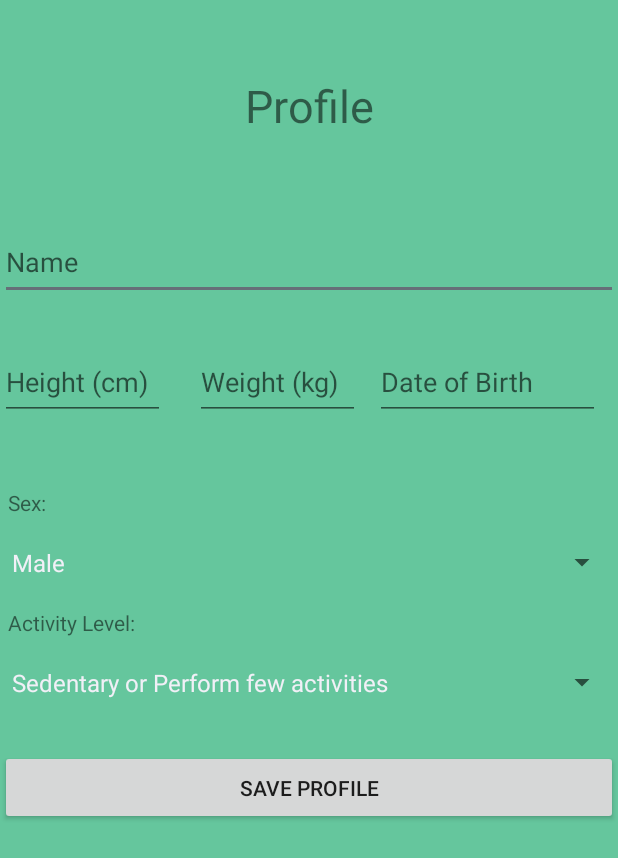
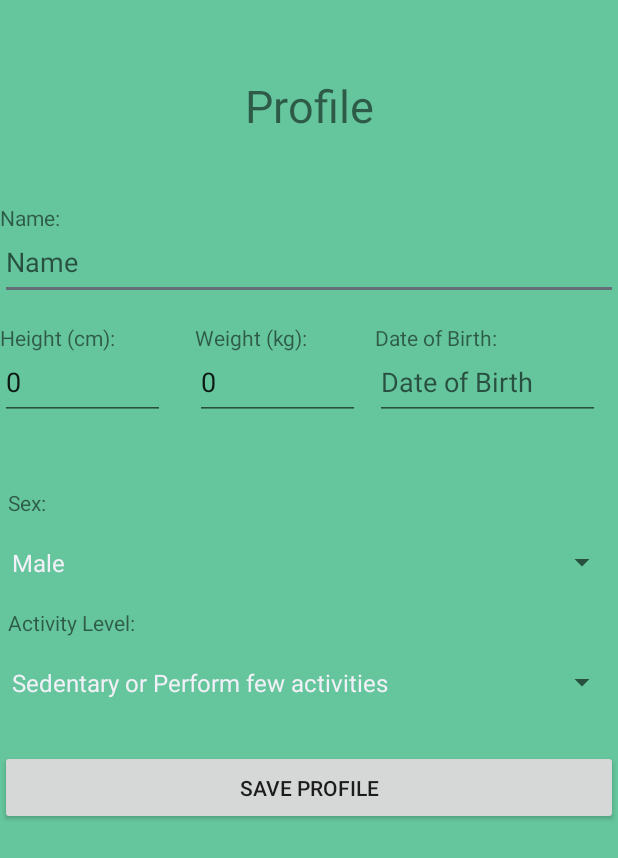
Before and after one commit to brunocaregnato/app-nutrition-basics, an Android app: the fragment Profile placed in its activity, in the side drawer, after a tap on "Profile", on a phone screen of 412 x 824 dp. Shown: the top 858 px of the screen. Run offline under Robolectric (Android 15) with nearby library versions, the phone set to English and light mode, and no system bars; 2 statements that could not run were skipped.

Commit message:
profile working

```diff
--- a/NutritionBasics/app/src/main/java/com/example/nutritionbasics/activities/fragments/Profile.java
+++ b/NutritionBasics/app/src/main/java/com/example/nutritionbasics/activities/fragments/Profile.java
@@ -1,10 +1,10 @@
 package com.example.nutritionbasics.activities.fragments;
 
 import android.app.DatePickerDialog;
-import android.content.Intent;
 import android.os.Bundle;
 import android.text.InputType;
 import android.view.LayoutInflater;
+import android.view.MenuItem;
 import android.view.View;
 import android.view.ViewGroup;
 import android.widget.AdapterView;
@@ -14,25 +14,21 @@ import android.widget.DatePicker;
 import android.widget.EditText;
 import android.widget.Spinner;
 import android.widget.Toast;
-
+import androidx.annotation.NonNull;
 import androidx.annotation.Nullable;
-import androidx.appcompat.widget.AppCompatSpinner;
 import androidx.fragment.app.Fragment;
-
 import com.example.nutritionbasics.R;
-import com.example.nutritionbasics.activities.MainActivity;
 import com.example.nutritionbasics.banco.BDuser;
 import com.example.nutritionbasics.model.User;
-
-import java.text.ParseException;
-import java.text.SimpleDateFormat;
+import com.google.android.material.navigation.NavigationView;
 import java.util.Calendar;
 
-public class Profile extends Fragment implements AdapterView.OnItemSelectedListener {
+public class Profile extends Fragment implements AdapterView.OnItemSelectedListener, NavigationView.OnNavigationItemSelectedListener {
 
     private EditText birthday;
     private DatePickerDialog picker;
     private BDuser bd;
+    private User user;
 
     @Nullable
     @Override
@@ -52,7 +48,7 @@ public class Profile extends Fragment implements AdapterView.OnItemSelectedListe
         spinnerActivity.setAdapter(adapter);
         spinnerActivity.setOnItemSelectedListener(this);
 
-        User user = bd.getUser(0);
+        user = bd.getUser();
 
         final EditText name = (EditText) view.findViewById(R.id.name);
         final EditText weight = (EditText) view.findViewById(R.id.weight);
@@ -65,6 +61,7 @@ public class Profile extends Fragment implements AdapterView.OnItemSelectedListe
             name.setText(user.getName());
             weight.setText(String.valueOf(user.getWeight()));
             height.setText(String.valueOf(user.getHeight()));
+            userBirthday.setText(user.getBirthday());
             sex.setSelection(user.getSex());
             activitylevel.setSelection(user.getActivityLevel());
         }
@@ -98,14 +95,17 @@ public class Profile extends Fragment implements AdapterView.OnItemSelectedListe
                 userProfile.setWeight(Integer.parseInt(weight.getText().toString()));
                 userProfile.setHeight(Integer.parseInt(height.getText().toString()));
                 userProfile.setBirthday(userBirthday.getText().toString());
-                userProfile.setSex(sex.getSelectedItem().toString().toUpperCase().equals("MALE") ? 1 : 2);
+                userProfile.setSex(sex.getSelectedItem().toString().toUpperCase().equals("MALE") ? 0 : 1);
                 int activityLevel;
-                if (activitylevel.getSelectedItem().toString().toUpperCase().startsWith("S")) activityLevel = 1;
-                else if(activitylevel.getSelectedItem().toString().toUpperCase().startsWith("A")) activityLevel = 2;
-                else activityLevel = 3;
+                if (activitylevel.getSelectedItem().toString().toUpperCase().startsWith("S")) activityLevel = 0;
+                else if(activitylevel.getSelectedItem().toString().toUpperCase().startsWith("A")) activityLevel = 1;
+                else activityLevel = 2;
                 userProfile.setActivityLevel(activityLevel);
 
-                bd.updateUser(userProfile);
+                if(user != null) bd.updateUser(userProfile);
+                else bd.addUser(userProfile);
+
+                Toast.makeText(getActivity().getApplicationContext(), "Profile Updated Successfully ", Toast.LENGTH_LONG).show();
             }
         });
 
@@ -121,4 +121,9 @@ public class Profile extends Fragment implements AdapterView.OnItemSelectedListe
     public void onNothingSelected(AdapterView<?> parent) {
         //do whatever
     }
+
+    @Override
+    public boolean onNavigationItemSelected(@NonNull MenuItem item) {
+        return false;
+    }
 }
--- a/NutritionBasics/app/src/main/java/com/example/nutritionbasics/banco/BDuser.java
+++ b/NutritionBasics/app/src/main/java/com/example/nutritionbasics/banco/BDuser.java
@@ -13,7 +13,7 @@ import java.util.ArrayList;
 
 public class BDuser extends SQLiteOpenHelper {
 
-    private static final int DATABASE_VERSION = 2;
+    private static final int DATABASE_VERSION = 4;
     private static final String DATABASE_NAME = "userDB";
     private static final String TABLE_USUARIO = "usuario";
     private static final String ID = "id";
@@ -36,7 +36,7 @@ public class BDuser extends SQLiteOpenHelper {
                 "id INTEGER PRIMARY KEY AUTOINCREMENT,"+
                 "name TEXT,"+
                 "birthday DATE,"+
-                "height FLOAT,"+
+                "height INTEGER,"+
                 "weight INTEGER,"+
                 "activitylevel INTEGER,"+
                 "sex INTEGER,"+
@@ -53,6 +53,7 @@ public class BDuser extends SQLiteOpenHelper {
     public void addUser(User user) {
         SQLiteDatabase db = this.getWritableDatabase();
         ContentValues values = new ContentValues();
+        values.put(ID, 1);
         values.put(NAME, user.getName());
         values.put(BIRTHDAY, user.getBirthday());
         values.put(HEIGHT, user.getHeight());
@@ -68,7 +69,7 @@ public class BDuser extends SQLiteOpenHelper {
         return DatabaseUtils.queryNumEntries(db, TABLE_USUARIO) > 0;
     }
 
-    public User getUser(int id) {
+    public User getUser() {
         SQLiteDatabase db = this.getReadableDatabase();
 
         if (!hasUser(db)) return null;
@@ -76,14 +77,15 @@ public class BDuser extends SQLiteOpenHelper {
         Cursor cursor = db.query(TABLE_USUARIO, // a. tabela
                 COLUNAS, // b. colunas
                 " id = ?", // c. colunas para comparar
-                new String[] { String.valueOf(id) }, // d. parâmetros
+                new String[] { String.valueOf(1) }, // d. parâmetros
                 null, // e. group by
                 null, // f. having
                 null, // g. order by
                 null); // h. limit
         if (cursor == null) {
             return null;
-        } else {
+        }
+        else {
             cursor.moveToFirst();
             User user = cursorToUser(cursor);
             return user;
@@ -95,7 +97,7 @@ public class BDuser extends SQLiteOpenHelper {
         user.setId(Integer.parseInt(cursor.getString(0)));
         user.setName(cursor.getString(1));
         user.setBirthday(cursor.getString(2));
-        user.setHeight(Float.parseFloat(cursor.getString(3)));
+        user.setHeight(Integer.parseInt(cursor.getString(3)));
         user.setWeight(Integer.parseInt(cursor.getString(4)));
         user.setActivityLevel(Integer.parseInt(cursor.getString(5)));
         user.setSex(Integer.parseInt(cursor.getString(6)));
@@ -108,7 +110,7 @@ public class BDuser extends SQLiteOpenHelper {
         ContentValues values = new ContentValues();
         values.put(NAME, user.getName());
         values.put(BIRTHDAY, user.getBirthday());
-        values.put(HEIGHT, new Float(user.getHeight()));
+        values.put(HEIGHT, new Integer(user.getHeight()));
         values.put(WEIGHT, new Integer(user.getWeight()));
         values.put(ACTIVITYLEVEL, new Integer(user.getActivityLevel()));
         values.put(SEX, new Integer(user.getSex()));
@@ -116,7 +118,7 @@ public class BDuser extends SQLiteOpenHelper {
         int i = db.update(TABLE_USUARIO, //tabela
                 values, // valores
                 ID+" = ?", // colunas para comparar
-                new String[] { String.valueOf(user.getId()) }); //parâmetros
+                new String[] { String.valueOf(1) }); //parâmetros
         db.close();
         return i; // número de linhas modificadas
     }
--- a/NutritionBasics/app/src/main/java/com/example/nutritionbasics/model/User.java
+++ b/NutritionBasics/app/src/main/java/com/example/nutritionbasics/model/User.java
@@ -7,15 +7,16 @@ public class User {
     private int id;
     private String name;
     private String birthday;
-    private float  height;
+    private int  height;
     private int weight;
     private int activityLevel;
     private int sex;
+
     private float calories;
 
     public User() { }
 
-    public User(int id, String name, String birthday, float height, int weight, int activityLevel, int sex, float calories) {
+    public User(int id, String name, String birthday, int height, int weight, int activityLevel, int sex, float calories) {
         this.id = id;
         this.name = name;
         this.birthday = birthday;
@@ -27,9 +28,7 @@ public class User {
     }
 
     //GETTERS
-    public int getId() {
-        return id;
-    }
+    public int getId() { return id; }
 
     public String getName() {
         return name;
@@ -39,7 +38,7 @@ public class User {
         return birthday;
     }
 
-    public float getHeight() {
+    public int getHeight() {
         return height;
     }
 
@@ -60,9 +59,7 @@ public class User {
     }
 
     //SETTERS
-    public void setId(int id) {
-        this.id = id;
-    }
+    public void setId(int id) { this.id = id; }
 
     public void setName(String name) {
         this.name = name;
@@ -72,9 +69,7 @@ public class User {
         this.birthday = birthday;
     }
 
-    public void setHeight(float height) {
-        this.height = height;
-    }
+    public void setHeight(int height) { this.height = height; }
 
     public void setWeight(int weight) {
         this.weight = weight;
--- a/NutritionBasics/app/src/main/res/layout/profile_fragment.xml
+++ b/NutritionBasics/app/src/main/res/layout/profile_fragment.xml
@@ -12,6 +12,14 @@
         android:text="Profile"
         android:textSize="30sp" />
 
+    <TextView
+        android:id="@+id/textName"
+        android:layout_width="50dp"
+        android:layout_height="50dp"
+        android:layout_marginTop="120dp"
+        android:gravity="left|center_vertical"
+        android:text="Name:" />
+
     <com.google.android.material.textfield.TextInputEditText
         android:id="@+id/name"
         android:layout_width="match_parent"
@@ -19,13 +27,30 @@
         android:layout_marginTop="150dp"
         android:hint="Name" />
 
+    <TextView
+        android:id="@+id/textHeight"
+        android:layout_width="110dp"
+        android:layout_height="50dp"
+        android:layout_marginTop="200dp"
+        android:gravity="left|center_vertical"
+        android:text="Height (cm):" />
+
     <com.google.android.material.textfield.TextInputEditText
         android:id="@+id/height"
         android:layout_width="110dp"
         android:layout_height="50dp"
         android:layout_marginTop="230dp"
         android:hint="Height (cm)"
-        android:inputType="number" />
+        android:inputType="numberSigned" />
+
+    <TextView
+        android:id="@+id/textWeight"
+        android:layout_width="110dp"
+        android:layout_height="50dp"
+        android:layout_marginLeft="130dp"
+        android:layout_marginTop="200dp"
+        android:gravity="left|center_vertical"
+        android:text="Weight (kg):" />
 
     <com.google.android.material.textfield.TextInputEditText
         android:id="@+id/weight"
@@ -34,7 +59,16 @@
         android:layout_marginLeft="130dp"
         android:layout_marginTop="230dp"
         android:hint="Weight (kg)"
-        android:inputType="number" />
+        android:inputType="numberSigned" />
+
+    <TextView
+        android:id="@+id/textBirth"
+        android:layout_width="150dp"
+        android:layout_height="50dp"
+        android:layout_marginLeft="250dp"
+        android:layout_marginTop="200dp"
+        android:gravity="left|center_vertical"
+        android:text="Date of Birth:" />
 
     <com.google.android.material.textfield.TextInputEditText
         android:id="@+id/birthday"
```
